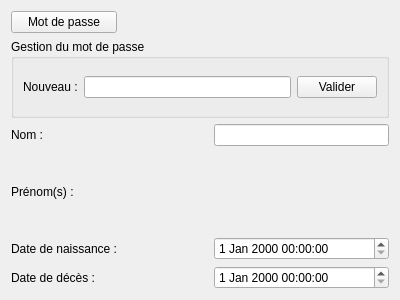
Before: the Qt Designer form formeditpersonne.ui in esauvage/coach, drawn with Qt 5.
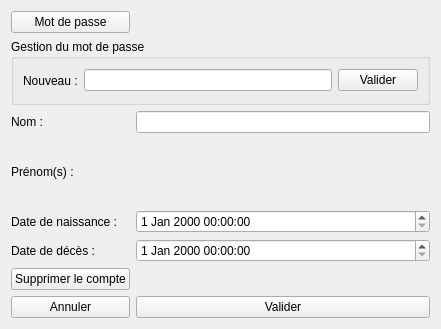
After: the same form once the commit is applied.

What changed in the file:
```diff
--- a/formeditpersonne.ui
+++ b/formeditpersonne.ui
@@ -6,44 +6,41 @@
    <rect>
     <x>0</x>
     <y>0</y>
-    <width>400</width>
-    <height>300</height>
+    <width>441</width>
+    <height>329</height>
    </rect>
   </property>
   <property name="windowTitle">
    <string>Form</string>
   </property>
   <layout class="QGridLayout" name="gridLayout">
-   <item row="5" column="2" colspan="2">
-    <widget class="QDateTimeEdit" name="edtDeces"/>
-   </item>
-   <item row="3" column="2" colspan="2">
-    <widget class="QWidget" name="widget" native="true"/>
-   </item>
-   <item row="3" column="0">
-    <widget class="QLabel" name="label_2">
-     <property name="text">
-      <string>Prénom(s) :</string>
-     </property>
-    </widget>
-   </item>
    <item row="0" column="0">
-    <widget class="QPushButton" name="pushButton">
+    <widget class="QPushButton" name="btnAnnuler">
      <property name="text">
       <string>Mot de passe</string>
      </property>
     </widget>
    </item>
-   <item row="2" column="2" colspan="2">
+   <item row="2" column="0">
+    <widget class="QLabel" name="label">
+     <property name="text">
+      <string>Nom :</string>
+     </property>
+    </widget>
+   </item>
+   <item row="2" column="1">
     <widget class="QLineEdit" name="edtNom"/>
    </item>
-   <item row="5" column="0">
-    <widget class="QLabel" name="label_4">
+   <item row="3" column="0">
+    <widget class="QLabel" name="label_2">
      <property name="text">
-      <string>Date de décès :</string>
+      <string>Prénom(s) :</string>
      </property>
     </widget>
    </item>
+   <item row="3" column="1">
+    <widget class="QWidget" name="widget" native="true"/>
+   </item>
    <item row="4" column="0">
     <widget class="QLabel" name="label_3">
      <property name="text">
@@ -51,17 +48,41 @@
      </property>
     </widget>
    </item>
-   <item row="2" column="0">
-    <widget class="QLabel" name="label">
-     <property name="text">
-      <string>Nom :</string>
-     </property>
-    </widget>
-   </item>
-   <item row="4" column="2" colspan="2">
+   <item row="4" column="1">
     <widget class="QDateTimeEdit" name="edtNaissance"/>
    </item>
-   <item row="1" column="0" colspan="4">
+   <item row="5" column="0">
+    <widget class="QLabel" name="label_4">
+     <property name="text">
+      <string>Date de décès :</string>
+     </property>
+    </widget>
+   </item>
+   <item row="5" column="1">
+    <widget class="QDateTimeEdit" name="edtDeces"/>
+   </item>
+   <item row="6" column="0">
+    <widget class="QPushButton" name="btnSuppr">
+     <property name="text">
+      <string>Supprimer le compte</string>
+     </property>
+    </widget>
+   </item>
+   <item row="7" column="0">
+    <widget class="QPushButton" name="pushButton_2">
+     <property name="text">
+      <string>Annuler</string>
+     </property>
+    </widget>
+   </item>
+   <item row="7" column="1">
+    <widget class="QPushButton" name="btnChangePerson">
+     <property name="text">
+      <string>Valider</string>
+     </property>
+    </widget>
+   </item>
+   <item row="1" column="0" colspan="2">
     <widget class="QGroupBox" name="groupBox">
      <property name="title">
       <string>Gestion du mot de passe</string>
```
